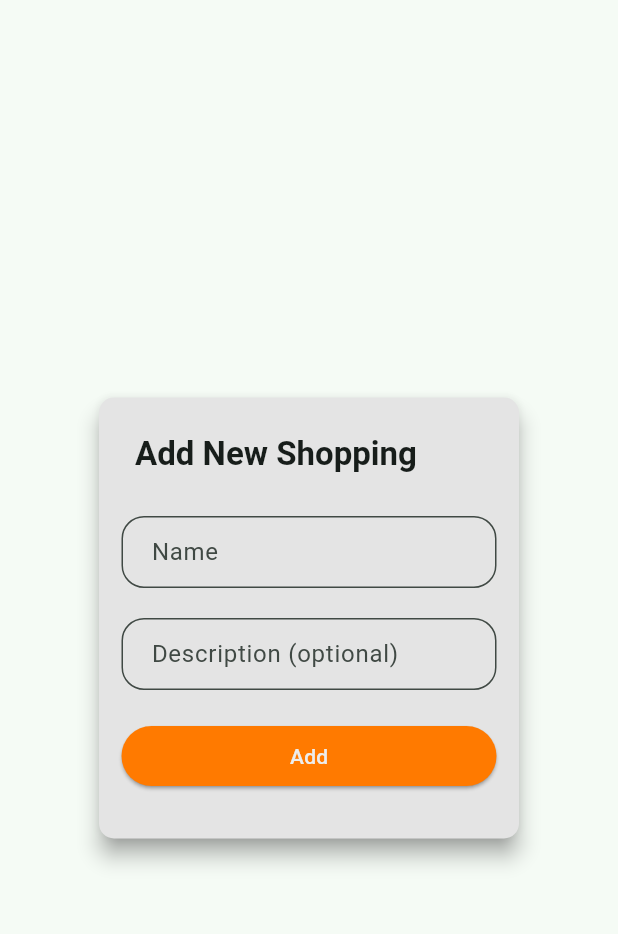
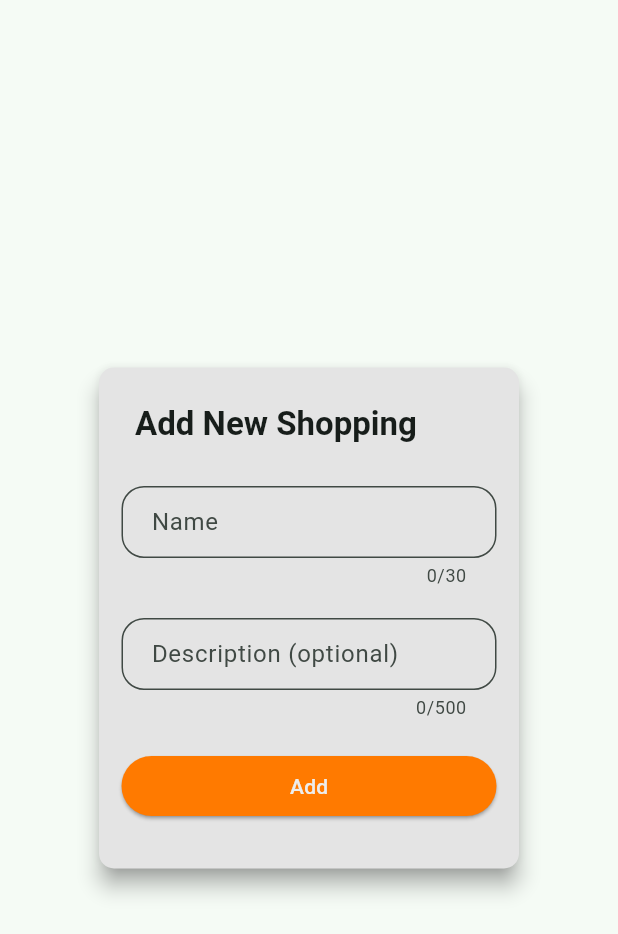
Before and after one commit to TarzanOfJungle/STB, a Flutter app: the ShoppingParametersDialog widget shown alone on an empty page, opened directly, on a phone screen of 412 x 824 dp. Shown: the top 934 px of the screen. Run offline on Flutter 3.47's test engine with Material 2 defaults, Android fonts, the phone set to English and light mode, and no system bars; our stand-ins replace connectivity_plus, freezed_annotation, get_it, go_router, lottie, rxdart; network calls fail.

Commit message:
overflows, textField maxLength

```diff
--- a/lib/common/widgets/components/stb_text_field.dart
+++ b/lib/common/widgets/components/stb_text_field.dart
@@ -10,6 +10,7 @@ class StbTextField extends StatefulWidget {
   final bool obscureText;
   final bool enableSuggestions;
   final TextCapitalization textCapitalization;
+  final int? maxLength;
 
   const StbTextField({
     super.key,
@@ -22,6 +23,7 @@ class StbTextField extends StatefulWidget {
     this.obscureText = false,
     this.enableSuggestions = false,
     this.textCapitalization = TextCapitalization.none,
+    this.maxLength,
   });
 
   @override
@@ -45,6 +47,7 @@ class _StbTextFieldState extends State<StbTextField> {
         obscureText: widget.obscureText,
         enableSuggestions: widget.enableSuggestions,
         textCapitalization: widget.textCapitalization,
+        maxLength: widget.maxLength,
         decoration: InputDecoration(
           labelText: widget.label,
         ),
--- a/lib/common/widgets/dialogs/shopping_parameters_dialog.dart
+++ b/lib/common/widgets/dialogs/shopping_parameters_dialog.dart
@@ -53,6 +53,7 @@ class _ShoppingParametersDialogState extends State<ShoppingParametersDialog> {
                   StbTextField(
                     controller: _nameController,
                     label: "Name",
+                    maxLength: 30,
                   ),
                   const SizedBox(
                     height: 20.0,
@@ -60,6 +61,7 @@ class _ShoppingParametersDialogState extends State<ShoppingParametersDialog> {
                   StbTextField(
                     controller: _descriptionController,
                     label: "Description (optional)",
+                    maxLength: 500,
                   ),
                   const SizedBox(
                     height: 20.0,
--- a/lib/purchases/models/product_with_purchase_context/product_with_purchase_context.dart
+++ b/lib/purchases/models/product_with_purchase_context/product_with_purchase_context.dart
@@ -12,6 +12,8 @@ class ProductWithPurchaseContext with _$ProductWithPurchaseContext {
     required double unitPrice,
 }) = _ProductWithPurchaseContext;
 
+  double get totalAmountSpent => unitPrice * quantity;
+
   const ProductWithPurchaseContext._();
 
   factory ProductWithPurchaseContext.fromJson(Map<String, Object?> json) =>
--- a/lib/shoppings_list/screens/shoppings_list_page.dart
+++ b/lib/shoppings_list/screens/shoppings_list_page.dart
@@ -12,7 +12,7 @@ import '../../common/constants/ui_constants.dart';
 import '../../ioc_container.dart';
 
 const String _EMPTY_LIST_MESSAGE = "No shoppings yet";
-const String _LOADING_LIST_ERROR_MESSAGE = "Unable to load list of shopping";
+const String _LOADING_LIST_ERROR_MESSAGE = "Unable to load list of shoppings";
 
 class ShoppingsListPage extends StatelessWidget {
   ShoppingsListPage({super.key});
```
Also changed, not shown: lib/shopping_detail/widgets/member_purchase_grid_tile.dart (+13 -7 lines).
